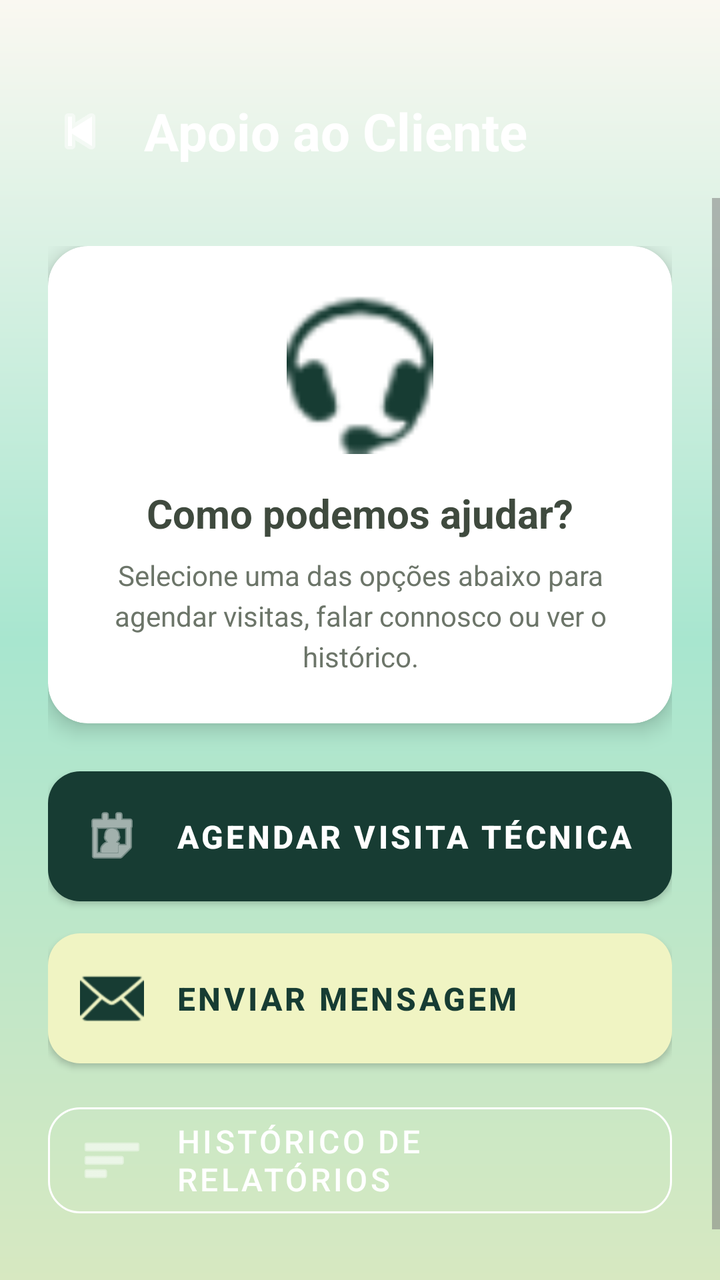
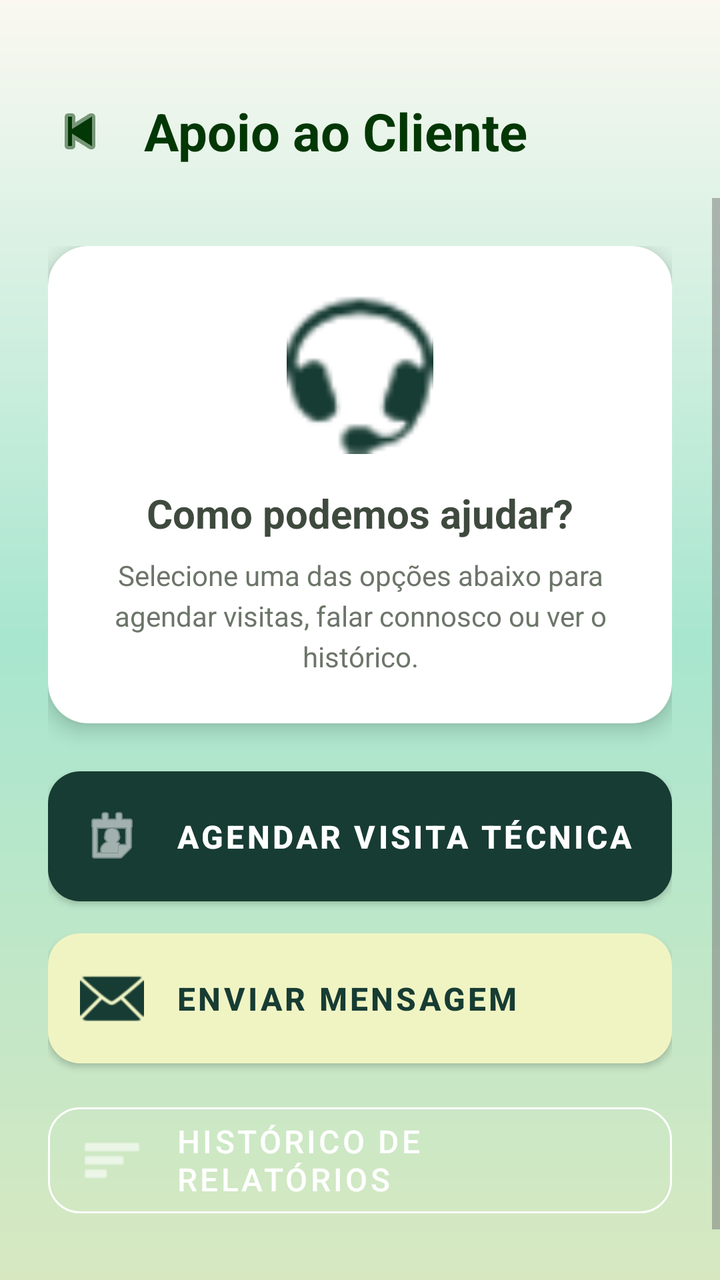

Compare the two renders of this Android layout. The source of the first and the diff that turns it into the second are given below.
<!-- AndroidManifest.xml: application theme Theme.EcoTrack -->
<!-- res/layout/activity_apoio_cliente.xml -->
<?xml version="1.0" encoding="utf-8"?>
<androidx.constraintlayout.widget.ConstraintLayout xmlns:android="http://schemas.android.com/apk/res/android"
    xmlns:app="http://schemas.android.com/apk/res-auto"
    xmlns:tools="http://schemas.android.com/tools"
    android:layout_width="match_parent"
    android:layout_height="match_parent"
    android:background="@drawable/gradient_verde"
    tools:context=".ApoioCliente">

    <androidx.constraintlayout.widget.ConstraintLayout
        android:id="@+id/headerApoio"
        android:layout_width="match_parent"
        android:layout_height="wrap_content"
        android:paddingHorizontal="24dp"
        android:paddingTop="48dp"
        android:paddingBottom="16dp"
        app:layout_constraintTop_toTopOf="parent"
        app:layout_constraintStart_toStartOf="parent"
        app:layout_constraintEnd_toEndOf="parent">

        <ImageView
            android:id="@+id/voltar"
            android:layout_width="32dp"
            android:layout_height="32dp"
            android:src="@android:drawable/ic_media_previous"
            app:tint="#FFFFFF"
            android:contentDescription="Voltar"
            app:layout_constraintStart_toStartOf="parent"
            app:layout_constraintTop_toTopOf="@id/tvTituloPagina"
            app:layout_constraintBottom_toBottomOf="@id/tvTituloPagina" />

        <TextView
            android:id="@+id/tvTituloPagina"
            android:layout_width="wrap_content"
            android:layout_height="wrap_content"
            android:text="Apoio ao Cliente"
            android:textSize="26sp"
            android:textStyle="bold"
            android:textColor="#FFFFFF"
            android:layout_marginStart="16dp"
            app:layout_constraintStart_toEndOf="@id/voltar"
            app:layout_constraintTop_toTopOf="parent" />

    </androidx.constraintlayout.widget.ConstraintLayout>

    <ScrollView
        android:layout_width="0dp"
        android:layout_height="0dp"
        android:fillViewport="true"
        app:layout_constraintTop_toBottomOf="@id/headerApoio"
        app:layout_constraintBottom_toBottomOf="parent"
        app:layout_constraintStart_toStartOf="parent"
        app:layout_constraintEnd_toEndOf="parent">

        <LinearLayout
            android:layout_width="match_parent"
            android:layout_height="wrap_content"
            android:orientation="vertical"
            android:padding="24dp"
            android:gravity="center_horizontal">

            <com.google.android.material.card.MaterialCardView
                android:layout_width="match_parent"
                android:layout_height="wrap_content"
                android:layout_marginBottom="24dp"
                app:cardCornerRadius="20dp"
                app:cardElevation="6dp"
                app:cardBackgroundColor="#FFFFFF">

                <LinearLayout
                    android:layout_width="match_parent"
                    android:layout_height="wrap_content"
                    android:orientation="vertical"
                    android:padding="24dp"
                    android:gravity="center">

                    <ImageView
                        android:layout_width="80dp"
                        android:layout_height="80dp"
                        android:src="@android:drawable/stat_sys_headset"
                        app:tint="@color/onMint"
                        android:layout_marginBottom="16dp"/>

                    <TextView
                        android:layout_width="wrap_content"
                        android:layout_height="wrap_content"
                        android:text="Como podemos ajudar?"
                        android:textSize="20sp"
                        android:textStyle="bold"
                        android:textColor="@color/oliveText"
                        android:layout_marginBottom="8dp"/>

                    <TextView
                        android:layout_width="match_parent"
                        android:layout_height="wrap_content"
                        android:text="Selecione uma das opções abaixo para agendar visitas, falar connosco ou ver o histórico."
                        android:textAlignment="center"
                        android:textColor="@color/oliveTextSoft"
                        android:textSize="14sp"
                        android:lineSpacingExtra="4dp"/>
                </LinearLayout>
            </com.google.android.material.card.MaterialCardView>

            <com.google.android.material.button.MaterialButton
                android:id="@+id/btnAgendarAssistencia"
                android:layout_width="match_parent"
                android:layout_height="65dp"
                android:text="Agendar Visita Técnica"
                android:textAlignment="textStart"
                android:textSize="16sp"
                android:textStyle="bold"
                android:textColor="#FFFFFF"
                app:icon="@android:drawable/ic_menu_my_calendar"
                app:iconGravity="textStart"
                app:iconTint="#FFFFFF"
                app:iconPadding="16dp"
                app:cornerRadius="16dp"
                app:backgroundTint="@color/onMint"
                android:layout_marginBottom="16dp"
                android:insetTop="0dp"
                android:insetBottom="0dp"/>

            <com.google.android.material.button.MaterialButton
                android:id="@+id/btnEnviarMensagem"
                android:layout_width="match_parent"
                android:layout_height="65dp"
                android:text="Enviar Mensagem"
                android:textAlignment="textStart"
                android:textSize="16sp"
                android:textStyle="bold"
                android:textColor="@color/onMint"
                app:icon="@android:drawable/ic_dialog_email"
                app:iconGravity="textStart"
                app:iconTint="@color/onMint"
                app:iconPadding="16dp"
                app:cornerRadius="16dp"
                app:backgroundTint="#F0F4C3"
                android:layout_marginBottom="16dp"
                android:insetTop="0dp"
                android:insetBottom="0dp"/>

            <com.google.android.material.button.MaterialButton
                android:id="@+id/btnConsultarRelatorios"
                style="@style/Widget.MaterialComponents.Button.OutlinedButton"
                android:layout_width="match_parent"
                android:layout_height="65dp"
                android:text="Histórico de Relatórios"
                android:textAlignment="textStart"
                android:textSize="16sp"
                android:textColor="#FFFFFF"
                app:strokeColor="#FFFFFF"
                app:strokeWidth="1dp"
                app:icon="@android:drawable/ic_menu_sort_by_size"
                app:iconGravity="textStart"
                app:iconTint="#FFFFFF"
                app:iconPadding="16dp"
                app:cornerRadius="16dp"
                app:backgroundTint="@android:color/transparent"
                android:layout_marginBottom="30dp"/>

        </LinearLayout>
    </ScrollView>

</androidx.constraintlayout.widget.ConstraintLayout>
<!-- resources referenced by this layout -->
<resources>
  <color name="oliveText">#3F4A3E</color>
  <color name="oliveTextSoft">#6C7569</color>
  <color name="onMint">#173C33</color>
  <!-- drawable gradient_verde (drawable) -->
  <shape xmlns:android="http://schemas.android.com/apk/res/android">
      <gradient
          android:startColor="@color/pastel_lightgreen"
          android:centerColor="@color/mint_start"
          android:endColor="@color/pastel_whitewarm"
          android:angle="90" />
  
      <corners android:radius="0dp" />
  </shape>
  <style name="Theme.EcoTrack" parent="Theme.MaterialComponents.Light.NoActionBar">
          
          <item name="colorPrimary">@color/colorPrimary</item>
          <item name="colorOnPrimary">@color/colorOnPrimary</item>
          <item name="colorSecondary">@color/colorSecondary</item>
          <item name="colorOnSecondary">@color/colorOnSecondary</item>
  
          
          <item name="colorOnBackground">@color/background_beige</item>
          <item name="colorSurface">@color/colorSurface</item>
          <item name="colorOnSurface">@color/colorOnSurface</item>
          <item name="android:windowBackground">@color/background_beige</item>
  
          
          <item name="colorPrimaryContainer">@color/colorPrimaryContainer</item>
          <item name="colorOnPrimaryContainer">@color/colorOnPrimaryContainer</item>
          <item name="colorSecondaryContainer">@color/colorSecondaryContainer</item>
          <item name="colorOnSecondaryContainer">@color/colorOnSecondaryContainer</item>
  
          
          <item name="colorError">@color/colorError</item>
          <item name="colorOnError">@color/colorOnError</item>
          <item name="colorErrorContainer">@color/colorErrorContainer</item>
          <item name="colorOnErrorContainer">@color/colorOnErrorContainer</item>
  
          
          <item name="colorOutline">@color/colorOutline</item>
  
          
          <item name="android:textColorPrimary">@color/text_primary</item>
          <item name="android:textColorSecondary">@color/text_secondary</item>
  
          
          <item name="android:statusBarColor">@color/colorPrimary</item>
          <item name="android:navigationBarColor">@color/background_beige</item>
      </style>
  <color name="pastel_lightgreen">#D7E8C1</color>
  <color name="mint_start">#A8E6CF</color>
  <color name="pastel_whitewarm">#FAF8F1</color>
  <color name="colorPrimary">#2E7D5B</color>
  <color name="colorOnPrimary">#FFFFFF</color>
  <color name="colorSecondary">#52644F</color>
  <color name="colorOnSecondary">#FFFFFF</color>
  <color name="background_beige">#FFFDF8</color>
  <color name="colorSurface">#FAF7F2</color>
  <color name="colorOnSurface">#3B3A37</color>
  <color name="colorPrimaryContainer">#BFE3CF</color>
  <color name="colorOnPrimaryContainer">#1A3B2C</color>
  <color name="colorSecondaryContainer">#D5E8D7</color>
  <color name="colorOnSecondaryContainer">#1F352F</color>
  <color name="colorError">#B3261E</color>
  <color name="colorOnError">#FFFFFF</color>
  <color name="colorErrorContainer">#F9DEDC</color>
  <color name="colorOnErrorContainer">#410E0B</color>
  <color name="colorOutline">#D8D2C8</color>
  <color name="text_primary">#2E2E2E</color>
  <color name="text_secondary">#7A7A7A</color>
</resources>

<!-- the commit's change to res/layout/activity_apoio_cliente.xml (unified diff, before → after) -->
@@ -23,7 +23,7 @@
             android:layout_width="32dp"
             android:layout_height="32dp"
             android:src="@android:drawable/ic_media_previous"
-            app:tint="#FFFFFF"
+            app:tint="@color/green"
             android:contentDescription="Voltar"
             app:layout_constraintStart_toStartOf="parent"
             app:layout_constraintTop_toTopOf="@id/tvTituloPagina"
@@ -36,7 +36,7 @@
             android:text="Apoio ao Cliente"
             android:textSize="26sp"
             android:textStyle="bold"
-            android:textColor="#FFFFFF"
+            android:textColor="@color/green"
             android:layout_marginStart="16dp"
             app:layout_constraintStart_toEndOf="@id/voltar"
             app:layout_constraintTop_toTopOf="parent" />
<!-- resource entries referenced after the edit -->
@@ -1,5 +1,6 @@
 <!-- resources referenced by this layout -->
 <resources>
+  <color name="green">#033705</color>
   <color name="oliveText">#3F4A3E</color>
   <color name="oliveTextSoft">#6C7569</color>
   <color name="onMint">#173C33</color>
